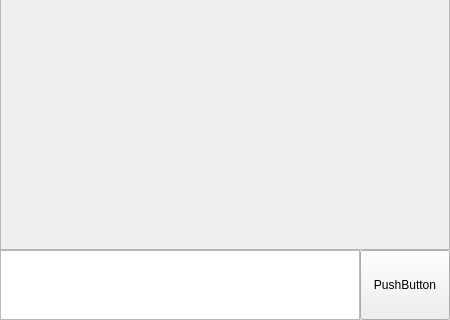
Old version of the form module/main_window.ui in the repository MoreliaTalk/morelia_client_qt; both pictures show x 0 to 450 and y 280 to 600 of the 450 by 600 pixel window.
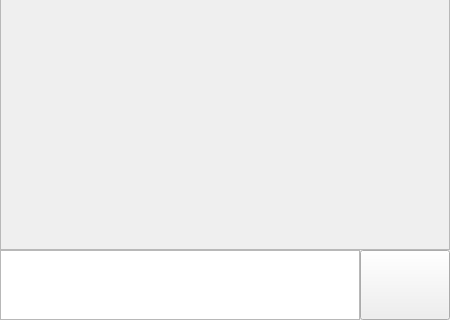
New version of the form.

Diff of the .ui file:
```diff
--- a/module/main_window.ui
+++ b/module/main_window.ui
@@ -137,7 +137,7 @@
      </rect>
     </property>
     <property name="text">
-     <string>PushButton</string>
+     <string/>
     </property>
    </widget>
    <widget class="QTextEdit" name="InputText">
```
